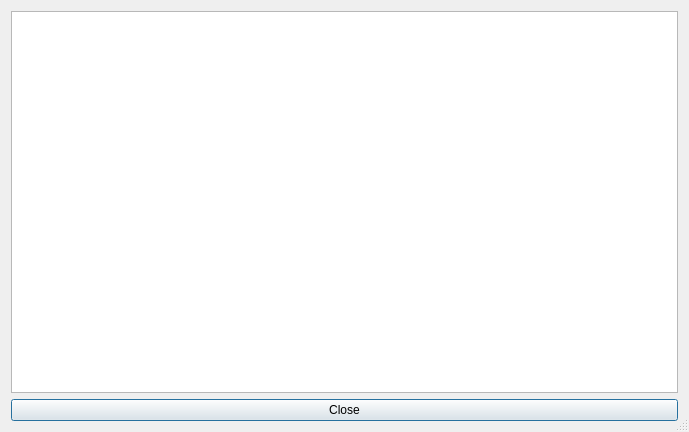
Before: the Qt Designer form src/gui/designer/dlgLog.ui in punesemu/puNES, drawn with Qt 5.
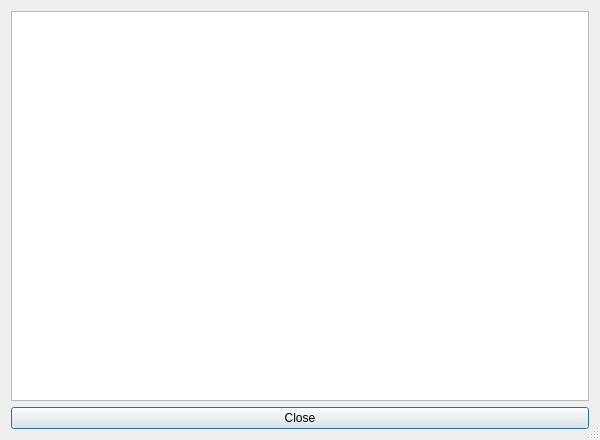
After: the same form once the commit is applied. Icons and pictures are not drawn.

The edit to the form file:
```diff
--- a/src/gui/designer/dlgLog.ui
+++ b/src/gui/designer/dlgLog.ui
@@ -6,10 +6,16 @@
    <rect>
     <x>0</x>
     <y>0</y>
-    <width>689</width>
-    <height>432</height>
+    <width>600</width>
+    <height>440</height>
    </rect>
   </property>
+  <property name="minimumSize">
+   <size>
+    <width>600</width>
+    <height>440</height>
+   </size>
+  </property>
   <property name="windowTitle">
    <string>Log</string>
   </property>
```
